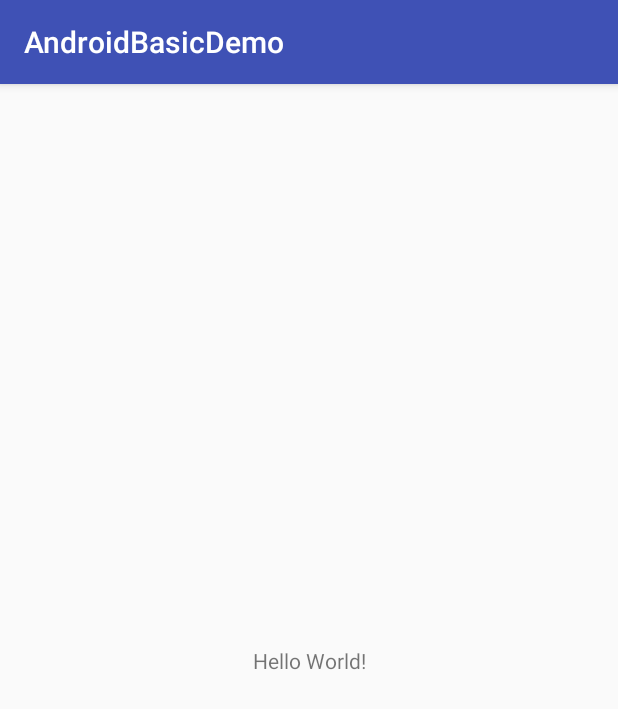
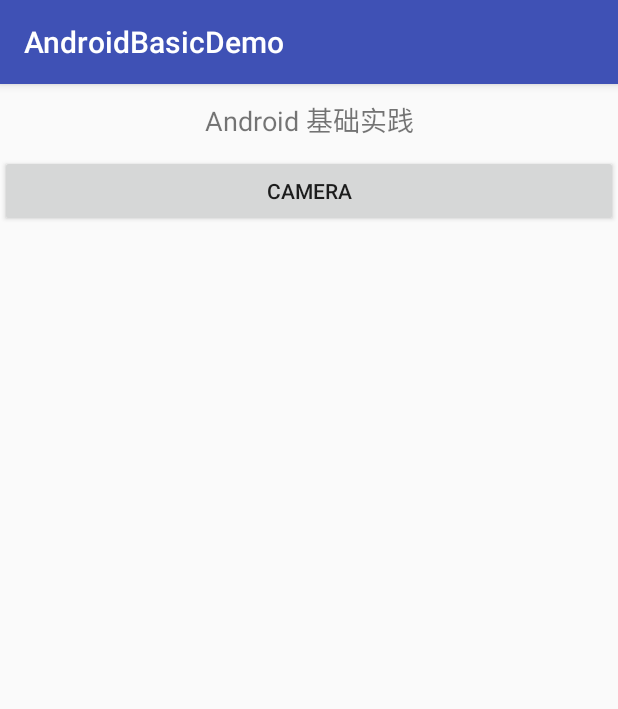
Before and after one commit to CoderSzy/AndroidBasicDemo, an Android app: the screen it shows after launch (MainActivity), on a phone screen of 412 x 824 dp. Shown: the top 709 px of the screen. Run offline under Robolectric (Android 15) with nearby library versions, the phone set to English and light mode, and no system bars.

Commit message:
first merge

```diff
--- a/app/build.gradle
+++ b/app/build.gradle
@@ -24,7 +24,7 @@ android {
 
 dependencies {
     implementation fileTree(dir: 'libs', include: ['*.jar'])
-    implementation"org.jetbrains.kotlin:kotlin-stdlib-jdk7:$kotlin_version"
+    implementation "org.jetbrains.kotlin:kotlin-stdlib-jdk7:$kotlin_version"
     implementation 'com.android.support:appcompat-v7:28.0.0'
     implementation 'com.android.support.constraint:constraint-layout:1.1.3'
     testImplementation 'junit:junit:4.12'
--- a/app/src/main/java/com/example/youlu/androidbasicdemo/MainActivity.kt
+++ b/app/src/main/java/com/example/youlu/androidbasicdemo/MainActivity.kt
@@ -1,12 +1,31 @@
 package com.example.youlu.androidbasicdemo
 
+import android.content.Intent
 import android.support.v7.app.AppCompatActivity
 import android.os.Bundle
+import android.view.View
+import com.example.youlu.androidbasicdemo.camera.CameraTestActivity
+import kotlinx.android.synthetic.main.activity_main.*
 
-class MainActivity : AppCompatActivity() {
+class MainActivity : AppCompatActivity(), View.OnClickListener {
+    override fun onClick(v: View?) {
+        when (v?.id) {
+            R.id.btn_camera -> {
+                val intentCamera = Intent(this, CameraTestActivity::class.java)
+                startActivity(intentCamera)
+            }
+            else -> {
+            }
+        }
+    }
 
     override fun onCreate(savedInstanceState: Bundle?) {
         super.onCreate(savedInstanceState)
         setContentView(R.layout.activity_main)
+        initListener()
+    }
+
+    private fun initListener() {
+        btn_camera.setOnClickListener(this)
     }
 }
--- a/app/src/main/res/layout/activity_main.xml
+++ b/app/src/main/res/layout/activity_main.xml
@@ -1,18 +1,25 @@
 <?xml version="1.0" encoding="utf-8"?>
-<android.support.constraint.ConstraintLayout xmlns:android="http://schemas.android.com/apk/res/android"
+<LinearLayout xmlns:android="http://schemas.android.com/apk/res/android"
     xmlns:app="http://schemas.android.com/apk/res-auto"
     xmlns:tools="http://schemas.android.com/tools"
     android:layout_width="match_parent"
     android:layout_height="match_parent"
+    android:orientation="vertical"
     tools:context=".MainActivity">
 
     <TextView
-        android:layout_width="wrap_content"
+        android:layout_width="match_parent"
         android:layout_height="wrap_content"
-        android:text="Hello World!"
-        app:layout_constraintBottom_toBottomOf="parent"
-        app:layout_constraintLeft_toLeftOf="parent"
-        app:layout_constraintRight_toRightOf="parent"
-        app:layout_constraintTop_toTopOf="parent" />
+        android:layout_margin="10dp"
+        android:elevation="4dp"
+        android:gravity="center"
+        android:text="@string/title"
+        android:textSize="18sp" />
 
-</android.support.constraint.ConstraintLayout>
+    <Button
+        android:text="@string/btn_camera"
+        android:id="@+id/btn_camera"
+        android:layout_width="match_parent"
+        android:layout_height="wrap_content" />
+
+</LinearLayout>
--- a/app/src/main/res/values/strings.xml
+++ b/app/src/main/res/values/strings.xml
@@ -1,3 +1,13 @@
 <resources>
     <string name="app_name">AndroidBasicDemo</string>
+
+    <!--main-->
+    <string name="title">Android 基础实践</string>
+    <string name="btn_camera">Camera</string>
+
+    <!--camera-->
+    <string name="btn_capture">capture</string>
+    <string name="hint_no_camera">this device has no camera!</string>
+    <string name="desc_result">capture result</string>
+
 </resources>
```
Also changed, not shown: app/src/main/AndroidManifest.xml (+11 -0 lines), app/src/main/java/com/example/youlu/androidbasicdemo/camera/CameraPreview.kt (added, +73 -0 lines), app/src/main/java/com/example/youlu/androidbasicdemo/camera/CameraTestActivity.kt (added, +102 -0 lines), app/src/main/res/layout/activity_camera_test.xml (added, +42 -0 lines).
